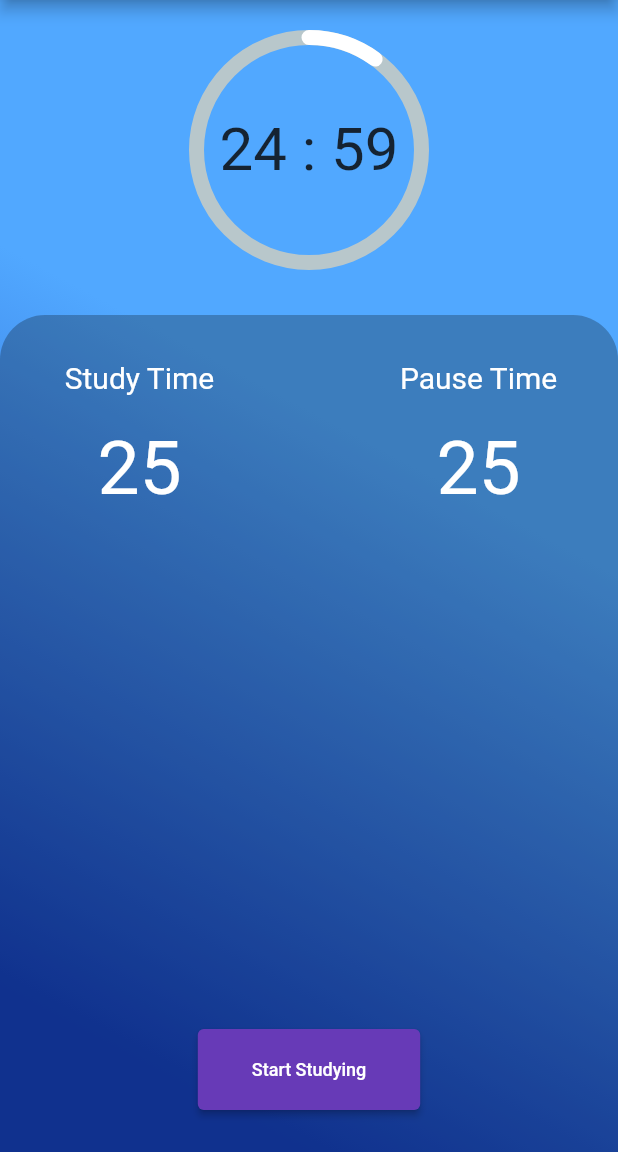
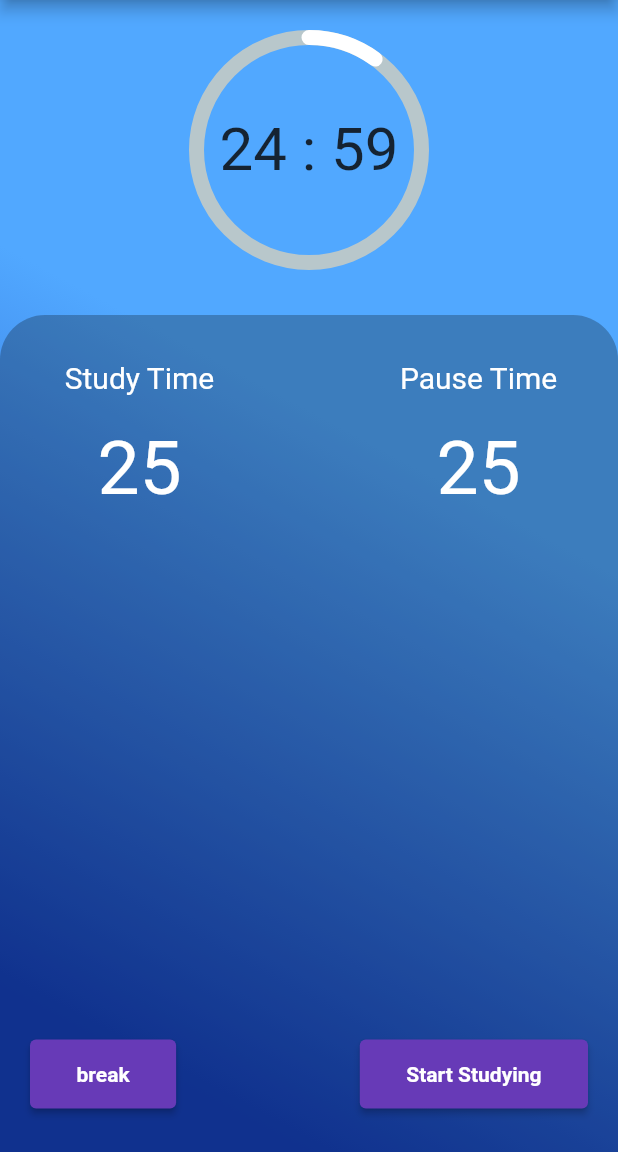
Before and after one commit to ddicko/pomodoro, a Flutter app: the screen it shows after launch, after a tap on "Start Studying", on a phone screen of 412 x 824 dp, the part 84-1236 px from its top. Run offline on Flutter 3.47's test engine with Material 2 defaults, Android fonts, the phone set to English and light mode, and no system bars; drawn by our look-alikes of hidden_drawer_menu, percent_indicator.

Commit message:
stop button was added

```diff
--- a/lib/pomodoro_page.dart
+++ b/lib/pomodoro_page.dart
@@ -1,4 +1,5 @@
 import 'dart:async';
+import 'package:intl/intl.dart';
 import 'package:percent_indicator/percent_indicator.dart';
 import 'package:flutter/material.dart';
 
@@ -14,8 +15,21 @@ class _PomodoroState extends State<Pomodoro> {
   int _seconds = 0;
   int _minutes = 25;
 
+  var f = NumberFormat("00");
+
+  void _stopTimer() {
+    if (_timer != null) {
+      _timer!.cancel();
+      _seconds = 0;
+      _minutes = 25;
+    }
+  }
+
   _startTimer() {
-    // _timer!.cancel();
+    if (_timer != null) {
+      _timer!.cancel();
+    }
+
     if (_minutes > 0) {
       _seconds = _minutes * 60;
     }
@@ -112,17 +126,12 @@ class _PomodoroState extends State<Pomodoro> {
                     ),
                     Padding(
                       padding: const EdgeInsets.symmetric(vertical: 28.0),
-                      child: ElevatedButton(
-                        onPressed: () {
-                          _startTimer();
-                        },
-                        child: const Padding(
-                          padding: EdgeInsets.all(20.0),
-                          child: Text(
-                            "Start Studying",
-                            style: TextStyle(color: Color.fromARGB(255, 255, 255, 255), fontSize: 12.0),
-                          ),
-                        ),
+                      child: Row(
+                        mainAxisAlignment: MainAxisAlignment.spaceBetween,
+                        children: [
+                          _stopButton(),
+                          _startButton(),
+                        ],
                       ),
                     )
                   ],
@@ -131,6 +140,46 @@ class _PomodoroState extends State<Pomodoro> {
             ),
           )
         ],
+      ),
+    );
+  }
+
+  ElevatedButton _startButton() {
+    return ElevatedButton(
+      onPressed: () {
+        if (_minutes == 25 && _seconds == 0) {
+          _startTimer();
+        } else {
+          debugPrint("Hello solo, counter is in progress ...!");
+        }
+      },
+      child: const Padding(
+        padding: EdgeInsets.all(15.0),
+        child: Text(
+          "Start Studying",
+          style: TextStyle(color: Color.fromARGB(255, 255, 255, 255), fontSize: 14.0, fontWeight: FontWeight.bold),
+        ),
+      ),
+    );
+  }
+
+  ElevatedButton _stopButton() {
+    return ElevatedButton(
+      onPressed: () {
+        if (_minutes != 25 && _seconds != 0) {
+          setState(() {
+            _stopTimer();
+          });
+        } else {
+          debugPrint("Hello solo, you break is in progress ...!");
+        }
+      },
+      child: const Padding(
+        padding: EdgeInsets.all(15.0),
+        child: Text(
+          "break",
+          style: TextStyle(color: Color.fromARGB(255, 255, 255, 255), fontSize: 14.0, fontWeight: FontWeight.bold),
+        ),
       ),
     );
   }
@@ -147,7 +196,7 @@ class _PomodoroState extends State<Pomodoro> {
         lineWidth: 10.0,
         progressColor: Colors.white,
         center: Text(
-          "$_minutes : $_seconds",
+          "${f.format(_minutes)} : ${f.format(_seconds)}",
           style: const TextStyle(color: Color.fromARGB(213, 9, 9, 9), fontSize: 40.0),
         ),
       ),
--- a/pubspec.yaml
+++ b/pubspec.yaml
@@ -36,6 +36,7 @@ dependencies:
   cupertino_icons: ^1.0.2
   percent_indicator: ^4.0.1
   hidden_drawer_menu: ^3.0.1
+  intl: ^0.17.0
 
 dev_dependencies:
   flutter_test:
```
Also changed, not shown: pubspec.lock.
